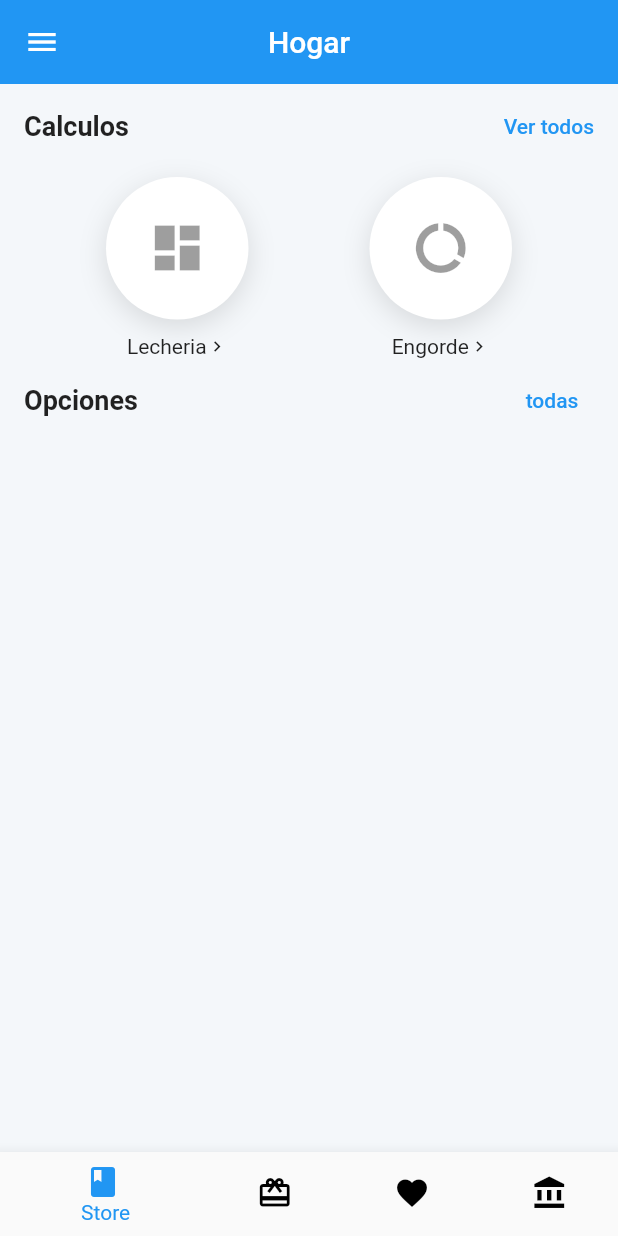
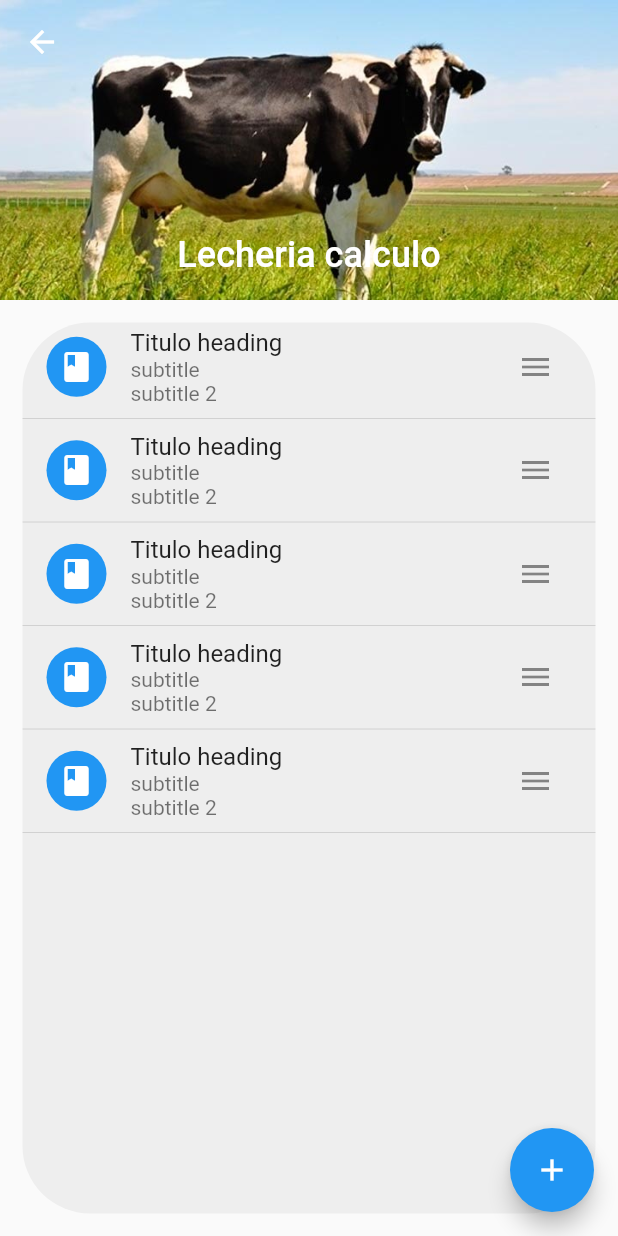
Before and after one commit to xandyx2014/control_bobino_app, a Flutter app: the screen it shows after launch, after a tap on "Login", after a tap on the "dashboard" icon, on a phone screen of 412 x 824 dp. Run offline on Flutter 3.47's test engine with Material 2 defaults, Android fonts, the phone set to English and light mode, and no system bars; our stand-ins replace get.

Commit message:
Nueva pagina Lista de calculos de Leche

```diff
--- a/lib/main.dart
+++ b/lib/main.dart
@@ -1,5 +1,6 @@
 import 'package:flutter/material.dart';
 import 'package:flutter/services.dart';
+import 'package:get/get.dart';
 import 'route.dart';
 
 void main() => runApp(MyApp());
@@ -11,11 +12,12 @@ class MyApp extends StatelessWidget {
       DeviceOrientation.portraitUp,
       DeviceOrientation.portraitDown,
     ]);
-    return MaterialApp(
+    return GetMaterialApp(
       title: 'Material App',
       debugShowCheckedModeBanner: false,
-      initialRoute: 'auth',
-      routes: routesPages,
+      initialRoute: AppRoutes.auth,
+      // routes: routesPages,
+      getPages: AppPage.routes,
     );
   }
 }
--- a/lib/route.dart
+++ b/lib/route.dart
@@ -1,7 +1,25 @@
+import 'package:control_animal_app/src/pages/lecheria/lecheria_page.dart';
 import 'package:flutter/material.dart';
+import 'package:get/get.dart';
 import 'src/pages/auth/auth_page.dart';
 import 'src/pages/home/home_page.dart';
 import 'src/pages/register/register_page.dart';
+
+abstract class AppRoutes {
+  static const auth = 'auth';
+  static const register = 'register';
+  static const home = 'home';
+  static const lecheria = 'lecheria';
+}
+
+class AppPage {
+  static final List<GetPage> routes = [
+    GetPage(name: AppRoutes.auth, page: () => AuthPage()),
+    GetPage(name: AppRoutes.register, page: () => RegisterPage()),
+    GetPage(name: AppRoutes.home, page: () => HomePage()),
+    GetPage(name: AppRoutes.lecheria, page: () => LecheriaPage()),
+  ];
+}
 
 final Map<String, WidgetBuilder> routesPages = {
   'auth': (context) => AuthPage(),
--- a/lib/src/pages/home/widget/home_list_widget.dart
+++ b/lib/src/pages/home/widget/home_list_widget.dart
@@ -1,22 +1,37 @@
+import 'package:control_animal_app/route.dart';
 import 'package:control_animal_app/src/model/product_model.dart';
 import 'package:control_animal_app/src/utils/cart_icons_icons.dart';
+import 'package:control_animal_app/src/widgets/list_page_widget.dart';
 import 'package:flutter/material.dart';
+import 'package:get/get.dart';
 import '../../../utils/cart_icons_icons.dart';
 
 class HomeList extends StatelessWidget {
   @override
   Widget build(BuildContext context) {
+    final _scaffoldKey = GlobalKey<ScaffoldState>();
     return Scaffold(
+      key: _scaffoldKey,
       body: Container(
         color: const Color(0xffF4F7FA),
         child: ListView(
+          physics: BouncingScrollPhysics(),
           children: <Widget>[
-            _TitleHome(title: 'Calculos', subTitle: 'Ver todos'),
+            _TitleHome(
+              title: 'Calculos',
+              subTitle: 'Ver todos',
+              ontap: () {},
+            ),
             _HomeButtonsMenu(),
             _TitleHome(
               title: 'Opciones',
-              subTitle: 'todas',
+              subTitle: 'Todos',
+              ontap: () {
+                _scaffoldKey.currentState.openDrawer();
+              },
             ),
+            ListPageWidget()
+
             // _buildDealList(),
             // _buildDealList()
           ],
@@ -114,12 +129,13 @@ class HomeList extends StatelessWidget {
 class _TitleHome extends StatelessWidget {
   final String title;
   final String subTitle;
-
-  const _TitleHome({
-    Key key,
-    @required this.title,
-    @required this.subTitle,
-  }) : super(key: key);
+  final VoidCallback ontap;
+  const _TitleHome(
+      {Key key,
+      @required this.title,
+      @required this.subTitle,
+      @required this.ontap})
+      : super(key: key);
 
   @override
   Widget build(BuildContext context) {
@@ -139,7 +155,7 @@ class _TitleHome extends StatelessWidget {
         Padding(
           padding: EdgeInsets.only(left: 16, top: 4),
           child: FlatButton(
-            onPressed: () {},
+            onPressed: this.ontap,
             child: Text(
               this.subTitle,
               style: TextStyle(color: ThemeData().primaryColor),
@@ -165,7 +181,9 @@ class _HomeButtonsMenu extends StatelessWidget {
           _ButtonMenu(
             icon: Icons.dashboard,
             text: 'Lecheria',
-            ontap: () {},
+            ontap: () {
+              goPageLecheria();
+            },
           ),
           _ButtonMenu(
             icon: Icons.data_usage,
@@ -175,6 +193,10 @@ class _HomeButtonsMenu extends StatelessWidget {
         ],
       ),
     );
+  }
+
+  void goPageLecheria() {
+    Get.toNamed(AppRoutes.lecheria);
   }
 }
 
--- /dev/null
+++ b/lib/src/pages/lecheria/lecheria_controller.dart
@@ -0,0 +1,3 @@
+import 'package:get/get.dart';
+
+class LecheriaController extends GetxController {}
--- /dev/null
+++ b/lib/src/pages/lecheria/lecheria_page.dart
@@ -0,0 +1,107 @@
+// import 'package:control_animal_app/src/pages/lecheria/lecheria_controller.dart';
+import 'package:control_animal_app/src/widgets/content_page_widget.dart';
+import 'package:flutter/material.dart';
+// import 'package:get/get.dart';
+
+class LecheriaPage extends StatelessWidget {
+  @override
+  Widget build(BuildContext context) {
+    return Scaffold(
+      body: ContenidoPagina(
+        titulo: 'Lecheria calculo',
+        urlImage: 'assets/lechera.jpg',
+        child: ListLecheria(),
+      ),
+      floatingActionButton: FloatingActionButton(
+        onPressed: () {},
+        child: Icon(
+          Icons.add,
+        ),
+      ),
+    );
+  }
+}
+
+class ListLecheria extends StatelessWidget {
+  const ListLecheria({
+    Key key,
+  }) : super(key: key);
+
+  @override
+  Widget build(BuildContext context) {
+    final Color primaryColor = ThemeData().primaryColor;
+    return Container(
+      margin: EdgeInsets.all(15.0),
+      decoration: BoxDecoration(
+          color: Colors.grey[200],
+          borderRadius: BorderRadius.all(Radius.circular(45))),
+      child: ListView.builder(
+        itemCount: 5,
+        shrinkWrap: false,
+        physics: BouncingScrollPhysics(),
+        itemBuilder: (context, index) {
+          return Column(
+            children: [
+              ListTile(
+                leading: CircleAvatar(
+                  backgroundColor: primaryColor,
+                  child: Icon(Icons.book),
+                  foregroundColor: Colors.white,
+                ),
+                title: Text('Titulo heading'),
+                subtitle: Column(
+                  crossAxisAlignment: CrossAxisAlignment.start,
+                  children: [
+                    Text('subtitle'),
+                    Text('subtitle 2'),
+                  ],
+                ),
+                trailing: IconButton(
+                    icon: Icon(Icons.menu),
+                    onPressed: () {
+                      showModalBottomSheet(
+                        context: context,
+                        builder: (context) => ModalFit(),
+                      );
+                    }),
+              ),
+              Divider(
+                height: 10.0,
+              )
+            ],
+          );
+        },
+      ),
+    );
+  }
+}
+
+class ModalFit extends StatelessWidget {
+  const ModalFit({Key key}) : super(key: key);
+
+  @override
+  Widget build(BuildContext context) {
+    final Color colorPrimary = Colors.grey;
+    return Column(
+      mainAxisSize: MainAxisSize.min,
+      children: <Widget>[
+        ListTile(
+          title: Text('Ver'),
+          leading: Icon(
+            Icons.book,
+            color: colorPrimary,
+          ),
+          onTap: () => Navigator.of(context).pop(),
+        ),
+        ListTile(
+          title: Text('Borrar'),
+          leading: Icon(
+            Icons.delete,
+            color: colorPrimary,
+          ),
+          onTap: () => Navigator.of(context).pop(),
+        )
+      ],
+    );
+  }
+}
--- /dev/null
+++ b/lib/src/widgets/content_page_widget.dart
@@ -0,0 +1,43 @@
+import 'package:flutter/material.dart';
+
+class ContenidoPagina extends StatelessWidget {
+  final String titulo;
+  final String urlImage;
+  final Widget child;
+
+  ContenidoPagina({
+    @required this.child,
+    @required this.urlImage,
+    this.titulo = 'Mi titulo',
+  });
+
+  @override
+  Widget build(BuildContext context) {
+    return NestedScrollView(
+        headerSliverBuilder: (BuildContext context, bool innerBoxIsScrolled) {
+          return <Widget>[
+            SliverAppBar(
+              backgroundColor: Theme.of(context).primaryColor,
+              expandedHeight: 200.0,
+              floating: false,
+              pinned: true,
+              flexibleSpace: FlexibleSpaceBar(
+                centerTitle: true,
+                title: Text(
+                  this.titulo,
+                  style: TextStyle(
+                    color: Colors.white,
+                    fontSize: 16.0,
+                  ),
+                ),
+                background: Image.asset(
+                  this.urlImage,
+                  fit: BoxFit.cover,
+                ),
+              ),
+            )
+          ];
+        },
+        body: this.child);
+  }
+}
--- a/lib/src/widgets/drawer_widget.dart
+++ b/lib/src/widgets/drawer_widget.dart
@@ -1,4 +1,6 @@
 import 'package:flutter/material.dart';
+
+import 'list_page_widget.dart';
 
 class DrawerWidget extends StatelessWidget {
   const DrawerWidget({Key key}) : super(key: key);
@@ -14,25 +16,30 @@ class DrawerWidget extends StatelessWidget {
         padding: EdgeInsets.zero,
         children: <Widget>[
           DrawerHeader(
-            child: Text('Drawer Header'),
+            child: Center(
+                child: Column(
+              children: [
+                CircleAvatar(
+                  radius: 50.0,
+                  child: Icon(
+                    Icons.dashboard,
+                    size: 35.0,
+                  ),
+                ),
+                SizedBox(
+                  height: 10.0,
+                ),
+                Text(
+                  'Calculadora App',
+                  style: TextStyle(color: Colors.white),
+                )
+              ],
+            )),
             decoration: BoxDecoration(
               color: Colors.blue,
             ),
           ),
-          ListTile(
-            title: Text('Item 1'),
-            onTap: () {
-              // Update the state of the app.
-              // ...
-            },
-          ),
-          ListTile(
-            title: Text('Item 2'),
-            onTap: () {
-              // Update the state of the app.
-              // ...
-            },
-          ),
+          ListPageWidget()
         ],
       ),
     );
--- /dev/null
+++ b/lib/src/widgets/list_page_widget.dart
@@ -0,0 +1,72 @@
+import 'package:control_animal_app/route.dart';
+import 'package:flutter/material.dart';
+import 'package:get/get.dart';
+
+class ListPageWidget extends StatelessWidget {
+  const ListPageWidget({Key key}) : super(key: key);
+
+  @override
+  Widget build(BuildContext context) {
+    return Container(
+      child: Column(
+        children: [
+          InkWell(
+            onTap: () {
+              Get.toNamed(AppRoutes.lecheria);
+            },
+            child: ListTile(
+              leading: Icon(
+                Icons.dashboard,
+                color: ThemeData().primaryColor,
+              ),
+              title: Text('Lechera'),
+              subtitle: Text('Calculo de lecheria'),
+              trailing: Icon(
+                Icons.chevron_right,
+                color: ThemeData().primaryColor,
+              ),
+            ),
+          ),
+          Divider(),
+          InkWell(
+            onTap: () {},
+            child: ListTile(
+              leading: Icon(
+                Icons.dashboard,
+                color: ThemeData().primaryColor,
+              ),
+              title: Text('Engorde'),
+              subtitle: Text('Calculo de engorde'),
+              trailing: IconButton(
+                icon: Icon(
+                  Icons.chevron_right,
+                  color: ThemeData().primaryColor,
+                ),
+                onPressed: () {},
+              ),
+            ),
+          ),
+          Divider(),
+          InkWell(
+            onTap: () {
+              Get.offAllNamed(AppRoutes.auth, predicate: (route) => false);
+            },
+            child: ListTile(
+              leading: Icon(
+                Icons.exit_to_app,
+                color: ThemeData().primaryColor,
+              ),
+              title: Text('Salir'),
+              subtitle: Text('Cerrar sesion'),
+              trailing: Icon(
+                Icons.chevron_right,
+                color: ThemeData().primaryColor,
+              ),
+            ),
+          ),
+          Divider(),
+        ],
+      ),
+    );
+  }
+}
```
Also changed, not shown: pubspec.yaml (+4 -3 lines), assets/lechera.jpg (added), lib/src/pages/lecheria/page/lecheria_add_page.dart (added), pubspec.lock.
